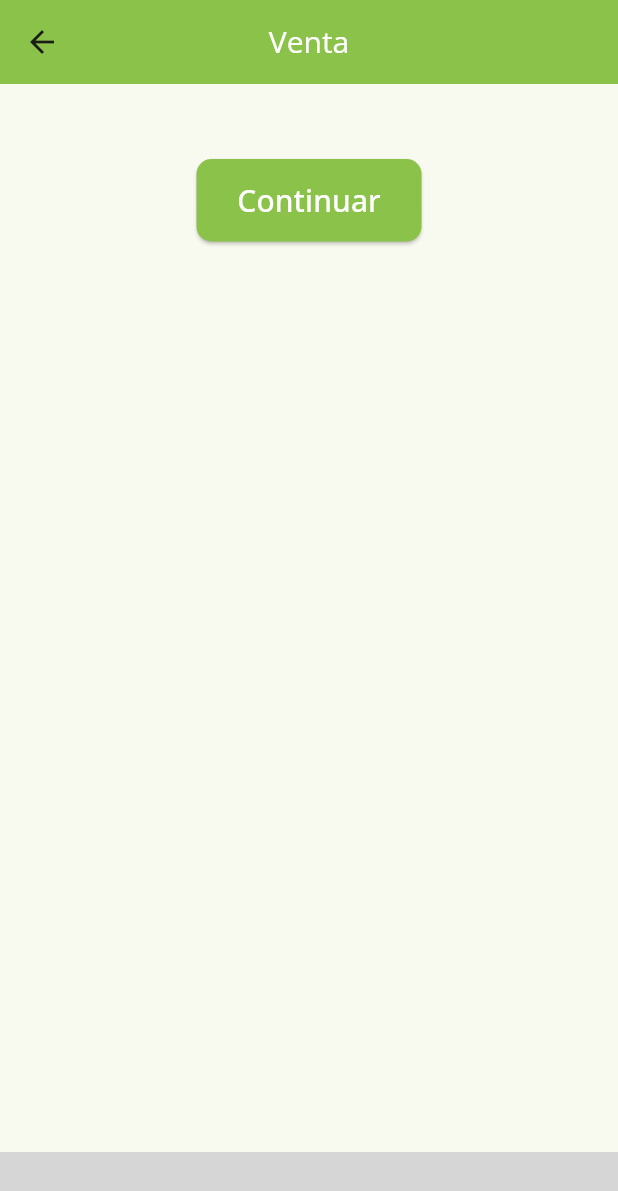
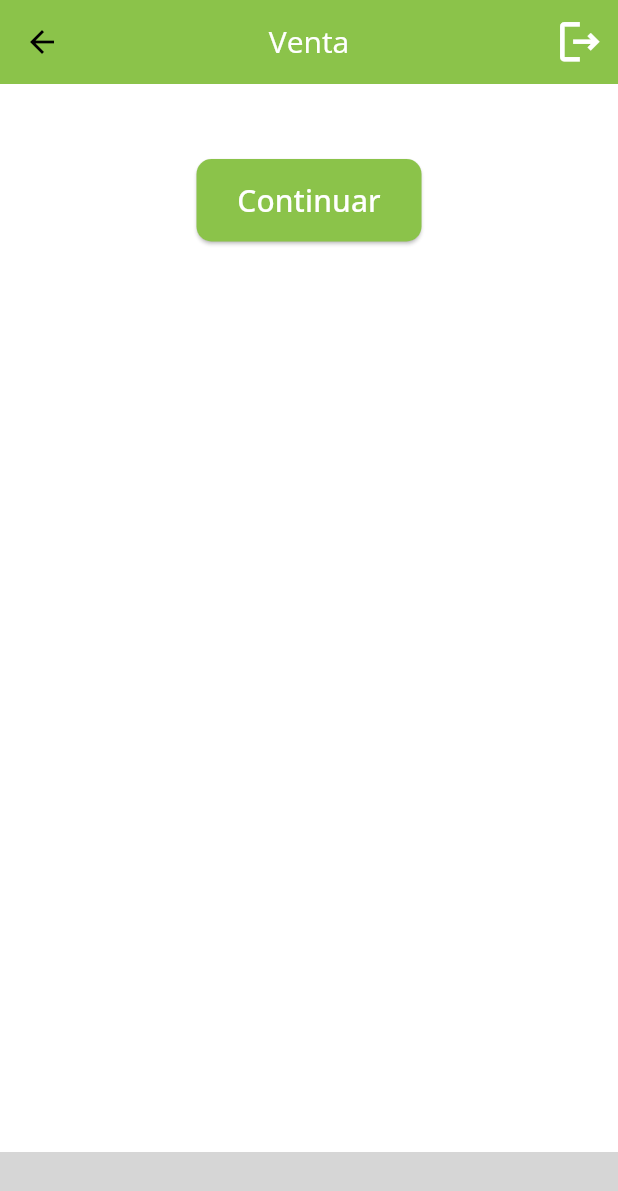
Before and after one commit to jumacDev/lucky_link, a Flutter app: the HomeScreen screen opened directly, on a phone screen of 412 x 824 dp. Shown: the top 1191 px of the screen. Run offline on Flutter 3.47's test engine with Material 3 defaults, Android fonts, the light colour scheme and no system bars; our stand-ins replace cool_alert, dio, flutter_bloc, gap, go_router, google_fonts; missing offline and left inert: custom_line_indicator_bottom_navbar; statements that could not run were skipped; grey boxes are pictures that could not be loaded.

Commit message:
feat: se agrega cerrar sesión

```diff
--- a/lib/presentation/bloc/login/login_bloc.dart
+++ b/lib/presentation/bloc/login/login_bloc.dart
@@ -10,6 +10,7 @@
 class LoginBloc extends Bloc<LoginEvent, LoginState> {
   LoginBloc() : super(LoginInitial()) {
     on<LoginPress>(_onLoginPress);
+    on<LogOutPress>(_onLogOutPress);
   }
 
   final SesionRepositoryImpl _sesionRepositoryImpl = SesionRepositoryImpl(SesionDataSource());
@@ -27,4 +28,8 @@
     }
   }
 
+  _onLogOutPress(LogOutPress event, Emitter<LoginState> emit){
+    emit(LoginOff());
+  }
+
 }
--- a/lib/presentation/bloc/login/login_event.dart
+++ b/lib/presentation/bloc/login/login_event.dart
@@ -9,3 +9,5 @@
 
   LoginPress({required this.vcUser, required this.vcPass});
 }
+
+class LogOutPress extends LoginEvent{}
--- a/lib/presentation/bloc/login/login_state.dart
+++ b/lib/presentation/bloc/login/login_state.dart
@@ -18,3 +18,5 @@
 
   LoginError({required this.vcMensaje});
 }
+
+class LoginOff extends LoginState { }
--- a/lib/presentation/screens/home_screen.dart
+++ b/lib/presentation/screens/home_screen.dart
@@ -1,7 +1,10 @@
 import 'package:flutter/material.dart';
+import 'package:flutter_bloc/flutter_bloc.dart';
+import 'package:go_router/go_router.dart';
 import 'package:google_fonts/google_fonts.dart';
 import 'package:custom_line_indicator_bottom_navbar/custom_line_indicator_bottom_navbar.dart';
-import 'package:vende_bet/presentation/pages/pages.dart';
+import '/presentation/bloc/blocs.dart';
+import '/presentation/pages/pages.dart';
 
 class HomeScreen extends StatefulWidget {
   const HomeScreen({super.key});
@@ -12,28 +15,44 @@
 
 class _HomeScreenState extends State<HomeScreen> {
   int vnIndex = 0;
+  late LoginBloc _loginBloc;
 
+  @override
+  void initState() {
+    super.initState();
+    _loginBloc = context.read<LoginBloc>();
+  }
 
   @override
   Widget build(BuildContext context) {
-
     List<Widget> pages = [
       const SalePage(),
       const HistoPage(),
       const ResultPage()
     ];
 
-    List<String> vcTitle = [
-      'Venta',
-      'Historial',
-      'Resultados'
-    ];
+    List<String> vcTitle = ['Venta', 'Historial', 'Resultados'];
 
     return Scaffold(
       appBar: AppBar(
-        title: Text(vcTitle[vnIndex], style: GoogleFonts.openSans(fontSize: 20, color: Colors.white),),
+        title: Text(
+          vcTitle[vnIndex],
+          style: GoogleFonts.openSans(fontSize: 20, color: Colors.white),
+        ),
         backgroundColor: Colors.lightGreen,
         centerTitle: true,
+        actions: [
+          IconButton(
+              onPressed: () {
+                _loginBloc.add(LogOutPress());
+                context.pushReplacement('/login');
+              },
+              icon: const Icon(
+                Icons.logout_outlined,
+                size: 35,
+                color: Colors.white,
+              ))
+        ],
       ),
       bottomNavigationBar: CustomLineIndicatorBottomNavbar(
         selectedColor: Colors.white,
@@ -62,10 +81,7 @@
             icon: Icons.history,
           ),
           CustomBottomBarItems(
-            label: 'Resultados',
-            icon: Icons.fact_check_rounded
-        ),
-
+              label: 'Resultados', icon: Icons.fact_check_rounded),
         ],
       ),
       body: pages[vnIndex],
```
Also changed, not shown: lib/main.dart (+13 -2 lines), lib/presentation/pages/result_page.dart (+9 -7 lines). Lines whose indentation alone changed are shown as unchanged.
